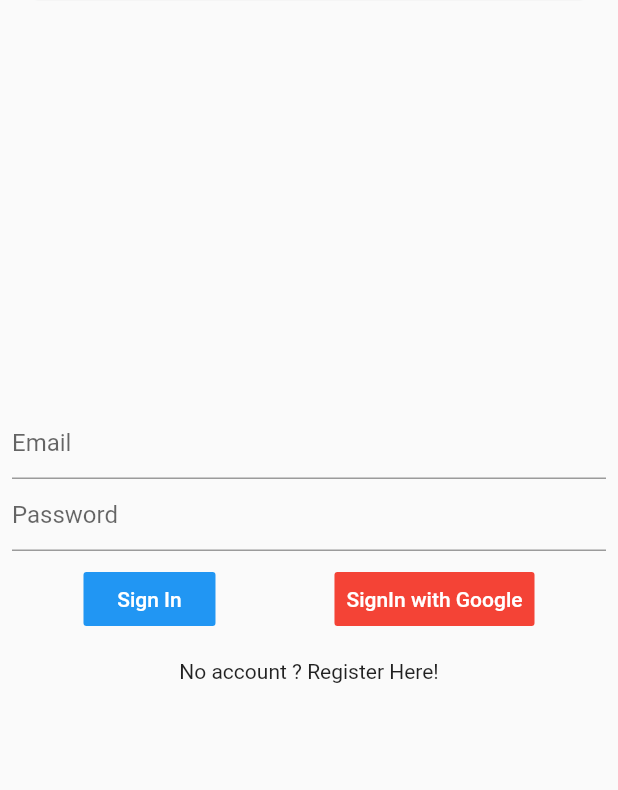
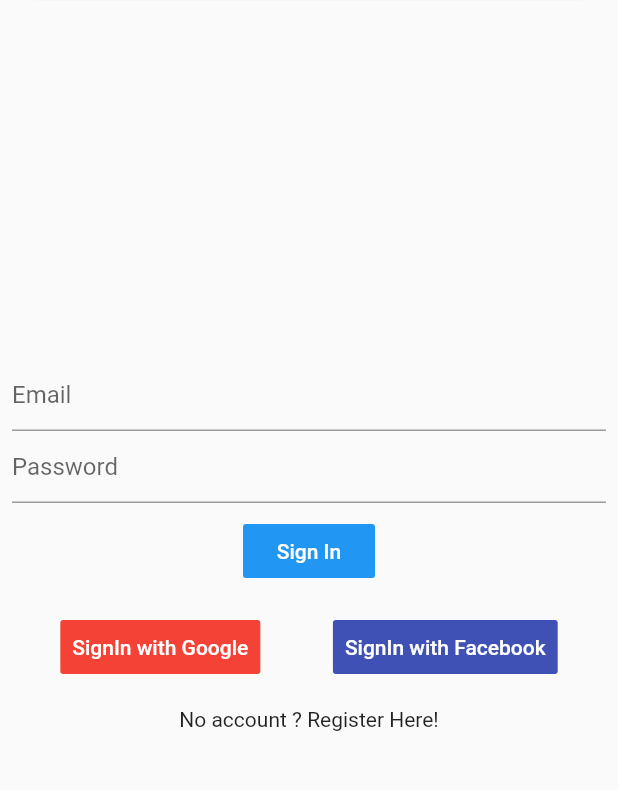
Before and after one commit to Darshana0117/flutter_firebase_db_, a Flutter app: the screen it shows after launch, after a tap on "Sign In", on a phone screen of 412 x 824 dp, the part 109-899 px from its top. Run offline on Flutter 3.47's test engine with Material 2 defaults, Android fonts, the phone set to English and light mode, and no system bars; our stand-ins replace cloud_firestore, firebase_auth, get, google_sign_in; missing offline and left inert: flutter_facebook_login; accounts and stored records are empty.

Commit message:
initial commit

```diff
--- a/lib/auth/auth.controller.dart
+++ b/lib/auth/auth.controller.dart
@@ -71,6 +71,10 @@ class AuthController extends GetxController {
         await _authService.signInWithGoogle();
         print("hello");
       }
+      if (type == SignInType.FACEBOOK) {
+        await _authService.signInFacebook();
+        print("hello");
+      }
     } catch (e) {
       Get.back();
       Get.defaultDialog(title: "Error", middleText: e.message, actions: [
--- a/lib/auth/signin_enum.dart
+++ b/lib/auth/signin_enum.dart
@@ -1 +1 @@
-enum SignInType { EMAIL_PASSWORD, GOOGLE }
+enum SignInType { EMAIL_PASSWORD, GOOGLE,FACEBOOK }
--- a/lib/auth/views/login.dart
+++ b/lib/auth/views/login.dart
@@ -41,6 +41,15 @@ class LoginPage extends StatelessWidget {
                       style: TextStyle(color: Colors.white),
                     ),
                   ),
+
+                ],
+              ),
+            ),
+            Padding(
+              padding: const EdgeInsets.all(8.0),
+              child: Row(
+                mainAxisAlignment: MainAxisAlignment.spaceAround,
+                children: <Widget>[
                   FlatButton(
                     padding: EdgeInsets.all(8),
                     color: Colors.primaries[0],
@@ -52,6 +61,18 @@ class LoginPage extends StatelessWidget {
                       style: TextStyle(color: Colors.white),
                     ),
                   ),
+                  FlatButton(
+                    padding: EdgeInsets.all(8),
+                    color: Colors.primaries[4],
+                    onPressed: () {
+                      authController.handleSignIn(SignInType.FACEBOOK);
+                    },
+                    child: Text(
+                      "SignIn with Facebook",
+                      style: TextStyle(color: Colors.white),
+                    ),
+                  ),
+
                 ],
               ),
             ),
--- a/lib/todo/views/add_todo.view.dart
+++ b/lib/todo/views/add_todo.view.dart
@@ -35,8 +35,8 @@ class _AddTodoState extends State<AddTodo> {
   void dispose() {
     // TODO: implement dispose
     super.dispose();
-    titleController.clear();
-    Get.parameters.clear();
+   // titleController.clear();
+  //  Get.parameters.clear();
   }
   @override
   Widget build(BuildContext context) {
--- a/pubspec.yaml
+++ b/pubspec.yaml
@@ -35,11 +35,8 @@ dependencies:
   google_sign_in: ^4.5.1
   cloud_firestore: ^0.13.7
   firebase_storage: ^3.1.6
-  multi_image_picker: ^4.6.7
-  carousel_slider: ^2.2.1
-  flutter_staggered_grid_view: ^0.3.0
   shimmer: ^1.1.1
-  cached_network_image: ^2.2.0+1
+  flutter_facebook_login: ^1.1.1
 
 dev_dependencies:
   flutter_test:
```
Also changed, not shown: lib/auth/auth.service.dart (+25 -0 lines), lib/todo/views/todo_list.view.dart (+20 -7 lines), pubspec.lock, 4 other files.
